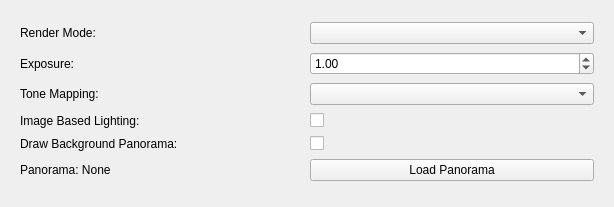
Qt form vclib/render/src/vclib/qt/gui/viewer_settings_frame.ui (cnr-isti-vclab/vclib) before a commit.
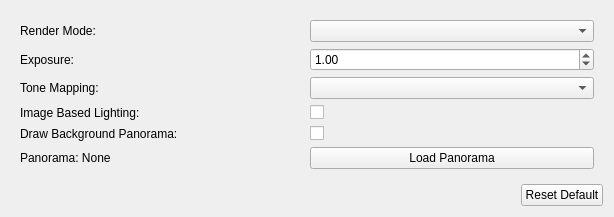
The same form after that commit. Icons and pictures are not drawn.

Commit message: [render] Add "Reset Default" button

```diff
--- a/vclib/render/src/vclib/qt/gui/viewer_settings_frame.ui
+++ b/vclib/render/src/vclib/qt/gui/viewer_settings_frame.ui
@@ -117,6 +117,30 @@
      </layout>
     </widget>
    </item>
+   <item row="1" column="0" colspan="2">
+    <layout class="QHBoxLayout" name="horizontalLayout">
+     <item>
+      <spacer name="horizontalSpacer">
+       <property name="orientation">
+        <enum>Qt::Orientation::Horizontal</enum>
+       </property>
+       <property name="sizeHint" stdset="0">
+        <size>
+         <width>40</width>
+         <height>20</height>
+        </size>
+       </property>
+      </spacer>
+     </item>
+     <item>
+      <widget class="QPushButton" name="resetDefaultButton">
+       <property name="text">
+        <string>Reset Default</string>
+       </property>
+      </widget>
+     </item>
+    </layout>
+   </item>
   </layout>
  </widget>
  <resources/>
```
The commit also changes 11 other files.
